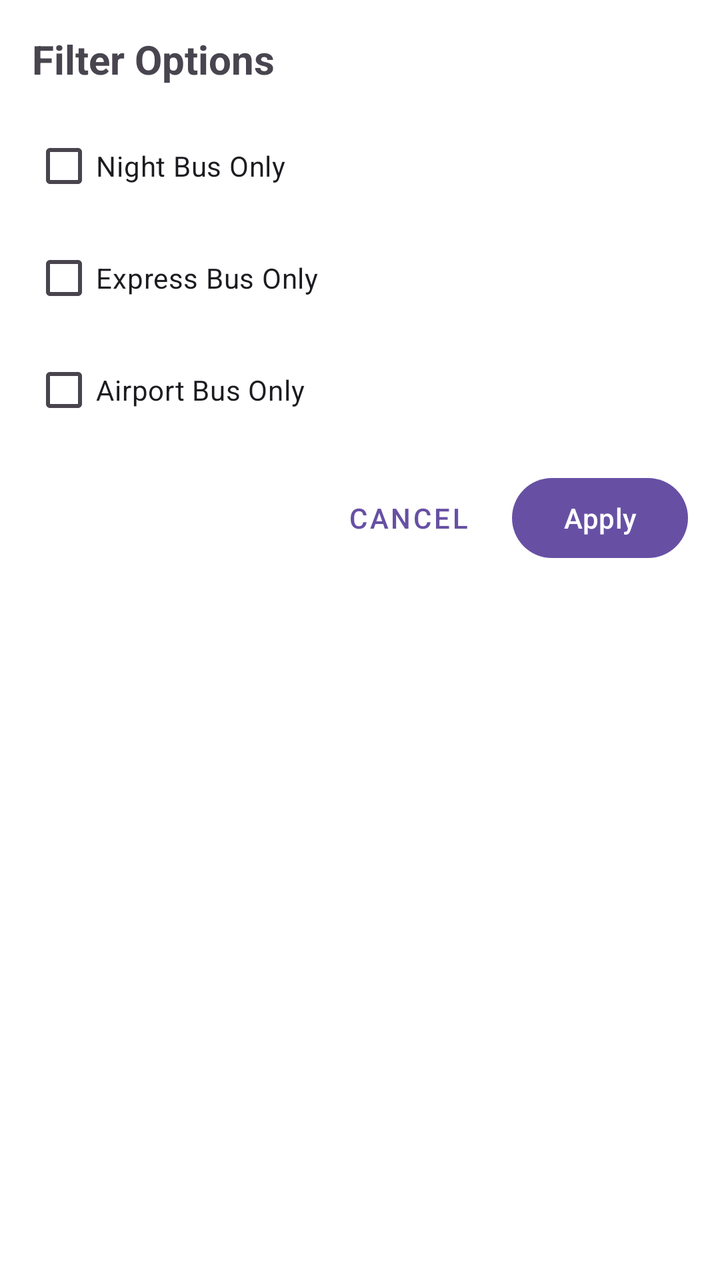
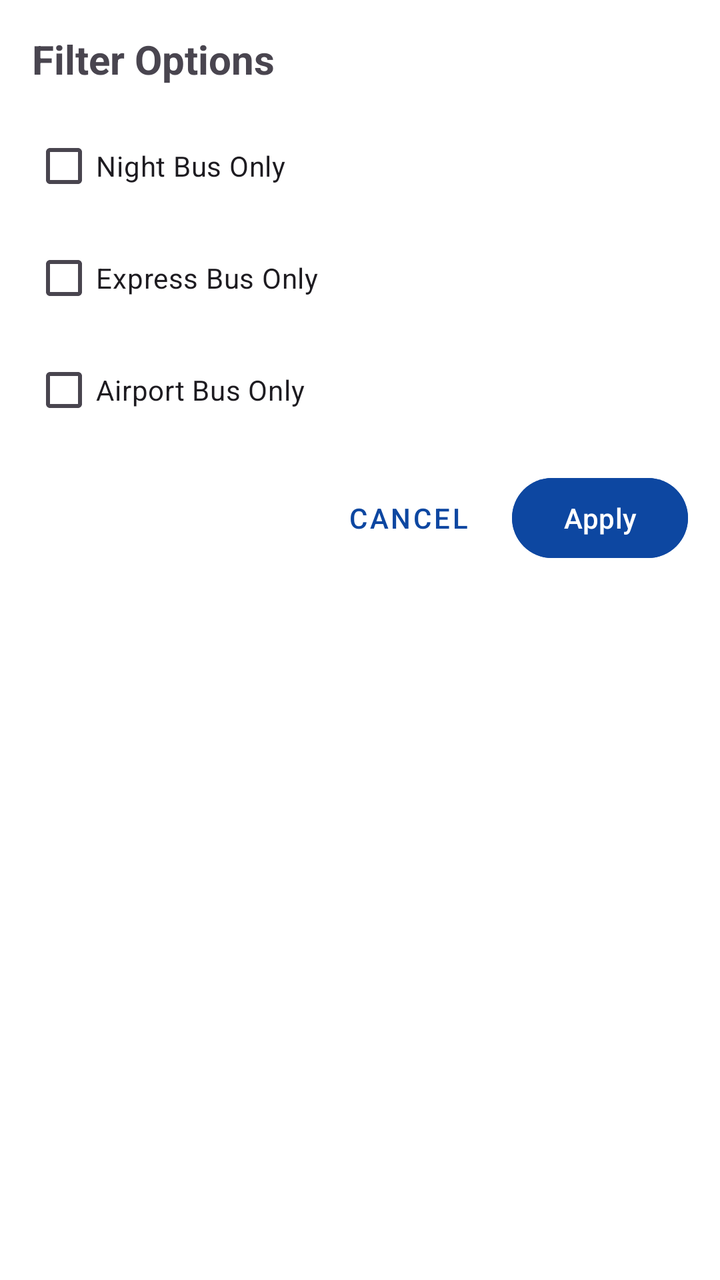

Compare the two renders of this Android layout. The source of the first and the diff that turns it into the second are given below.
<!-- AndroidManifest.xml: application theme Theme.TransportApp -->
<!-- res/layout/dialog_filter.xml -->
<?xml version="1.0" encoding="utf-8"?>
<LinearLayout xmlns:android="http://schemas.android.com/apk/res/android"
    android:layout_width="match_parent"
    android:layout_height="wrap_content"
    android:orientation="vertical"
    android:padding="16dp"
    android:background="#FFFFFF">

    <TextView
        android:layout_width="match_parent"
        android:layout_height="wrap_content"
        android:text="Filter Options"
        android:textSize="20sp"
        android:textStyle="bold"
        android:layout_marginBottom="16dp"/>

    <CheckBox
        android:id="@+id/night_bus_checkbox"
        android:layout_width="match_parent"
        android:layout_height="wrap_content"
        android:text="Night Bus Only"
        android:layout_marginBottom="8dp"/>

    <CheckBox
        android:id="@+id/express_bus_checkbox"
        android:layout_width="match_parent"
        android:layout_height="wrap_content"
        android:text="Express Bus Only"
        android:layout_marginBottom="8dp"/>

    <CheckBox
        android:id="@+id/airport_bus_checkbox"
        android:layout_width="match_parent"
        android:layout_height="wrap_content"
        android:text="Airport Bus Only"
        android:layout_marginBottom="16dp"/>

    <LinearLayout
        android:layout_width="match_parent"
        android:layout_height="wrap_content"
        android:orientation="horizontal"
        android:gravity="end">

        <Button
            android:id="@+id/cancel_button"
            android:layout_width="wrap_content"
            android:layout_height="wrap_content"
            android:text="Cancel"
            android:layout_marginEnd="8dp"
            style="@style/Widget.MaterialComponents.Button.TextButton"/>

        <Button
            android:id="@+id/apply_button"
            android:layout_width="wrap_content"
            android:layout_height="wrap_content"
            android:text="Apply"/>
    </LinearLayout>
</LinearLayout>
<!-- resources referenced by this layout -->
<resources>
  <style name="Theme.TransportApp" parent="Base.Theme.TransportApp" />
  <style name="Base.Theme.TransportApp" parent="Theme.Material3.DayNight.NoActionBar">
          
      </style>
</resources>

<!-- the commit's change to res/layout/dialog_filter.xml (unified diff, before → after) -->
@@ -19,7 +19,7 @@
         android:layout_width="match_parent"
         android:layout_height="wrap_content"
         android:text="Night Bus Only"
-        android:layout_marginBottom="8dp"/>
+        android:layout_marginBottom="8dp" />
 
     <CheckBox
         android:id="@+id/express_bus_checkbox"
@@ -47,12 +47,14 @@
             android:layout_height="wrap_content"
             android:text="Cancel"
             android:layout_marginEnd="8dp"
-            style="@style/Widget.MaterialComponents.Button.TextButton"/>
+            style="@style/Widget.MaterialComponents.Button.TextButton"
+            android:textColor="#0D47A1"/>
 
         <Button
             android:id="@+id/apply_button"
             android:layout_width="wrap_content"
             android:layout_height="wrap_content"
-            android:text="Apply"/>
+            android:text="Apply"
+            android:backgroundTint="#0D47A1"/>
     </LinearLayout>
 </LinearLayout>
